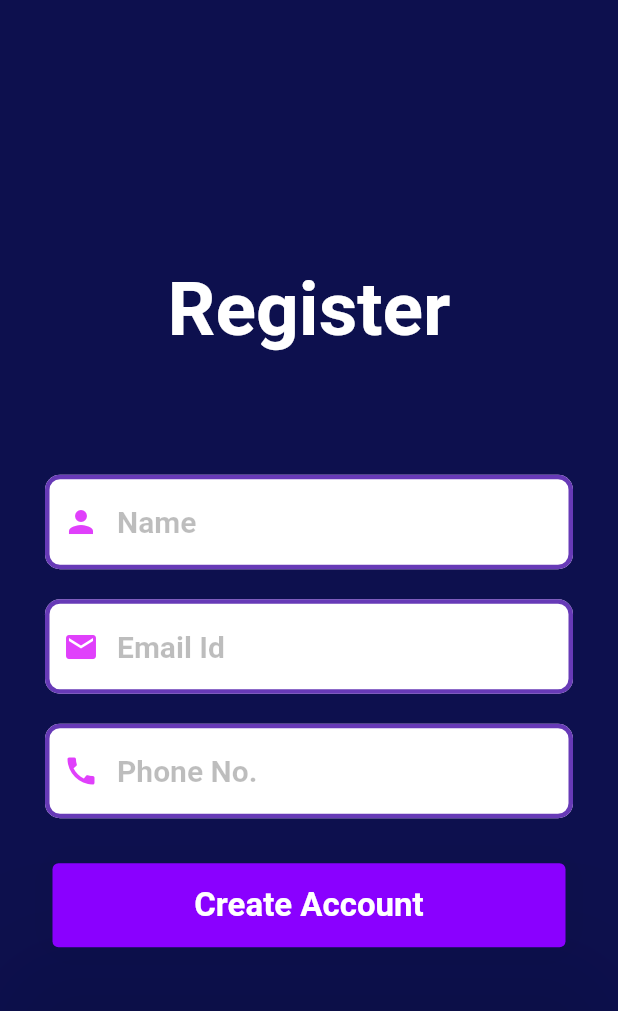
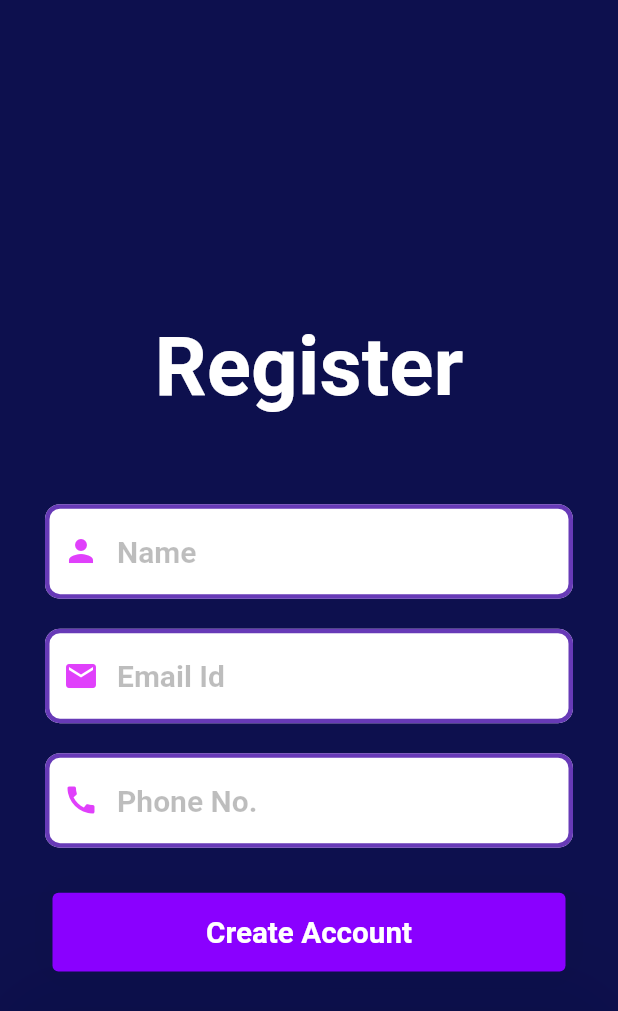
Before and after one commit to aryamanshrivastava/Surge-Invest, a Flutter app: the screen it shows after launch, after a tap on "Enter", on a phone screen of 412 x 824 dp. Shown: the top 1011 px of the screen. Run offline on Flutter 3.47's test engine with Material 2 defaults, Android fonts, the phone set to English and light mode, and no system bars; our stand-ins replace cloud_firestore, firebase_auth, firebase_core, otp_text_field; missing offline and left inert: razorpay_flutter, telephony; accounts and stored records are empty.

Commit message:
bottom bar

```diff
--- a/lib/screens/auth/auth_wrapper.dart
+++ b/lib/screens/auth/auth_wrapper.dart
@@ -1,8 +1,10 @@
+import 'package:flutter/material.dart';
 import 'package:flutter/widgets.dart';
 import 'package:provider/provider.dart';
 import 'package:testings/models/users.dart';
 import 'package:testings/screens/auth/login.dart';
-import 'package:testings/screens/home.dart';
+
+import 'BottomNavigation.dart';
 
 class AuthWrapper extends StatelessWidget {
   const AuthWrapper({ Key? key }) : super(key: key);
@@ -10,6 +12,6 @@ class AuthWrapper extends StatelessWidget {
   @override
   Widget build(BuildContext context) {
     final _authState = Provider.of<UserModel?>(context);
-    return _authState == null ? LoginScreen() : HomeScreen();
+    return _authState == null ? LoginScreen() : BottomBar();
   }
 }
--- a/lib/screens/auth/login.dart
+++ b/lib/screens/auth/login.dart
@@ -24,6 +24,7 @@ class _LoginScreenState extends State<LoginScreen> {
 
   @override
   Widget build(BuildContext context) {
+    //Size screenSize = MediaQuery.of(context).size;
     return SafeArea(
         child: Scaffold(
       backgroundColor: Color(0xff0D104E),
@@ -32,18 +33,32 @@ class _LoginScreenState extends State<LoginScreen> {
           child: Column(
             mainAxisAlignment: MainAxisAlignment.center,
             children: <Widget>[
-              Padding(
-                padding: EdgeInsets.only(bottom: 70),
-                child: RichText(
-                  text: TextSpan(
-                    text: "Welcome",
+              // Padding(
+              //   padding: EdgeInsets.only(bottom: 70),
+              //   child:
+              Container(
+                width: MediaQuery.of(context).size.width / 1.5,
+                height: MediaQuery.of(context).size.height / 5,
+                child: FittedBox(
+                  child: Text(
+                    'Welcome',
                     style: TextStyle(
                         color: Colors.white,
-                        fontSize: 50,
+                        //fontSize: 50,
                         fontWeight: FontWeight.w700),
                   ),
                 ),
               ),
+              // child: RichText(
+              //   text: TextSpan(
+              //     text: "Welcome",
+              //     style: TextStyle(
+              //         color: Colors.white,
+              //         fontSize: 50,
+              //         fontWeight: FontWeight.w700),
+              //   ),
+              // ),
+              //),
               Padding(
                 padding: const EdgeInsets.only(bottom: 20, left: 10, right: 10),
                 child: TextField(
@@ -60,7 +75,10 @@ class _LoginScreenState extends State<LoginScreen> {
                           borderSide:
                               BorderSide(color: Colors.blue, width: 3.0)),
                       hintText: 'Phone No.',
-                      prefixIcon: const Icon(Icons.call, color: Colors.purpleAccent,),
+                      prefixIcon: const Icon(
+                        Icons.call,
+                        color: Colors.purpleAccent,
+                      ),
                       hintStyle: TextStyle(
                           fontWeight: FontWeight.w600,
                           fontSize: 20,
@@ -68,7 +86,9 @@ class _LoginScreenState extends State<LoginScreen> {
                       counterText: ''),
                 ),
               ),
-              ElevatedButton(
+              Padding(
+                padding: const EdgeInsets.symmetric(horizontal: 25.0),
+                child: ElevatedButton(
                   onPressed: () async {
                     var doc = await FirebaseFirestore.instance
                         .collection('users')
@@ -92,18 +112,26 @@ class _LoginScreenState extends State<LoginScreen> {
                                   RegisterScreen(phoneController)));
                     }
                   },
+                  child: Center(
+                    child: Container(
+                      width: MediaQuery.of(context).size.width / 7,
+                      child: FittedBox(
                         child: Text(
                           'Enter',
                           style: TextStyle(
                             color: Colors.white,
-                    fontSize: 25.0,
+                            //fontSize: 25.0,
                             fontWeight: FontWeight.bold,
+                          ),
+                        ),
+                      ),
                     ),
                   ),
                   style: ElevatedButton.styleFrom(
                     elevation: 50,
                     primary: Color(0xff8A00FF),
-                  padding: EdgeInsets.symmetric(horizontal: 90, vertical: 15),
+                    padding: EdgeInsets.symmetric(vertical: 15),
+                  ),
                 ),
               ),
             ],
--- a/lib/screens/auth/register.dart
+++ b/lib/screens/auth/register.dart
@@ -28,18 +28,29 @@ class _RegisterScreenState extends State<RegisterScreen> {
             child: Column(
               mainAxisAlignment: MainAxisAlignment.center,
               children: <Widget>[
-                Padding(
-                  padding: const EdgeInsets.only(bottom: 70),
-                  child: RichText(
-                    text: TextSpan(
-                      text: " Register ",
+                // Padding(
+                //   padding: const EdgeInsets.only(bottom: 70),
+                //   child:
+                Container(
+                  width: MediaQuery.of(context).size.width / 2,
+                  height: MediaQuery.of(context).size.height / 5,
+                  child: FittedBox(
+                    child: Text(
+                      'Register',
                       style: TextStyle(
                           color: Colors.white,
-                          fontSize: 50,
+                          //fontSize: 50,
                           fontWeight: FontWeight.w700),
                     ),
                   ),
                 ),
+                // child: RichText(
+                //   text: TextSpan(
+                //     text: " Register ",
+
+                // ),
+                // ),
+                // ),
                 Padding(
                   padding: const EdgeInsets.all(10.0),
                   child: TextField(
@@ -138,12 +149,17 @@ class _RegisterScreenState extends State<RegisterScreen> {
                                   )));
                     },
                     child: Center(
-                      child: Text(
-                        'Create Account',
-                        style: TextStyle(
-                          color: Colors.white,
-                          fontSize: 22.0,
-                          fontWeight: FontWeight.bold,
+                      child: Container(
+                        width: MediaQuery.of(context).size.width / 3,
+                        child: FittedBox(
+                          child: Text(
+                            'Create Account',
+                            style: TextStyle(
+                              color: Colors.white,
+                              //fontSize: 22.0,
+                              fontWeight: FontWeight.bold,
+                            ),
+                          ),
                         ),
                       ),
                     ),
```
Also changed, not shown: lib/screens/auth/BottomNavigation.dart (added, +66 -0 lines), lib/screens/auth/otp.dart (+22 -5 lines), lib/screens/home.dart (+45 -43 lines). Lines whose indentation alone changed are shown as unchanged.
